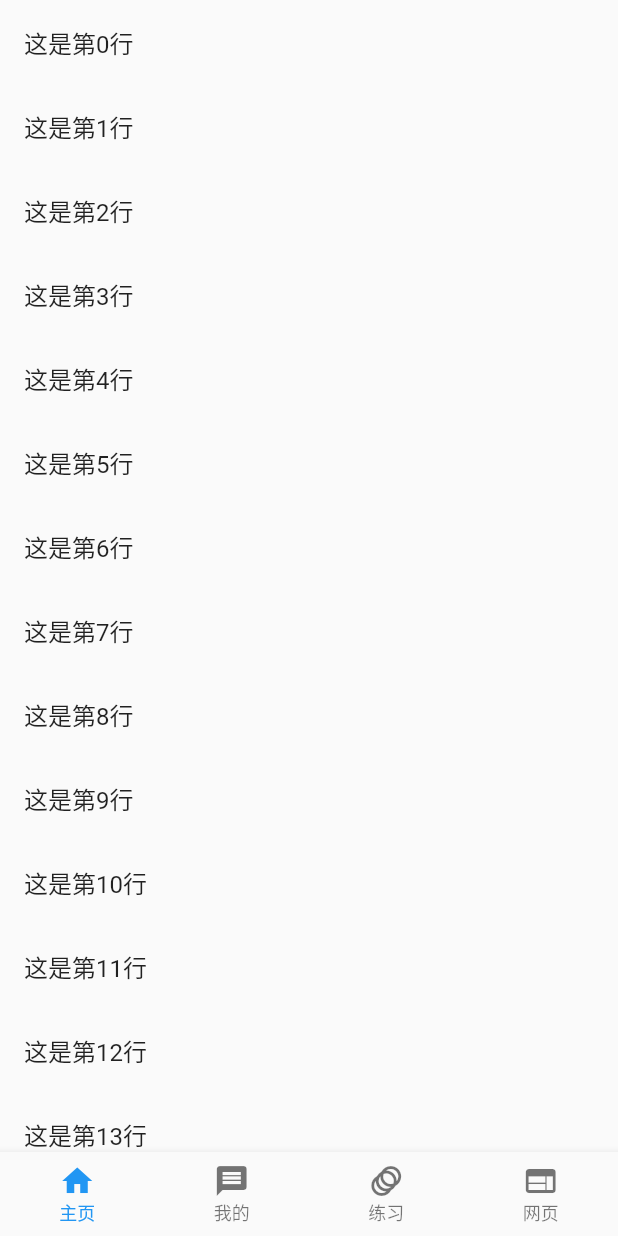
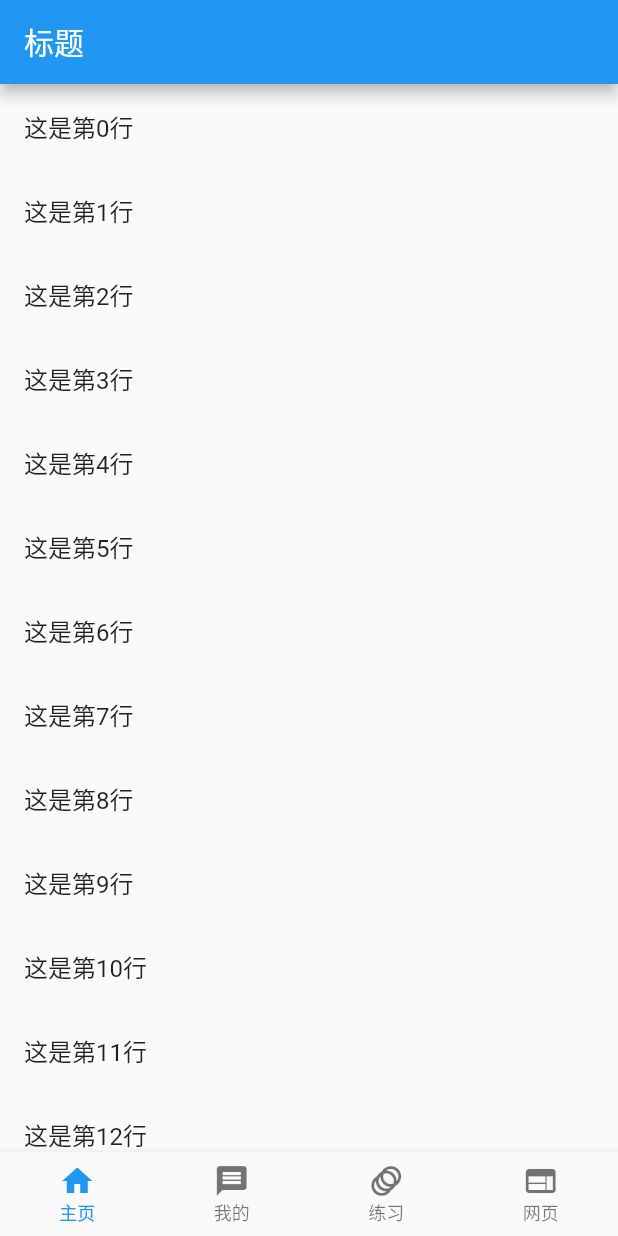
Before and after one commit to LqDeveloper/flutter_utils, a Flutter app: the screen it shows after launch, on a phone screen of 412 x 824 dp. Run offline on Flutter 3.47's test engine with Material 2 defaults, Android fonts, the light colour scheme and no system bars; our stand-ins replace device_info_plus, package_info_plus, shared_preferences, webview_flutter.

Commit message:
modify BottomNavPage

```diff
--- a/example/lib/main.dart
+++ b/example/lib/main.dart
@@ -1,5 +1,6 @@
 import 'package:flutter/material.dart';
 import 'package:lq_common_utils/common_utils.dart';
+
 void main() {
   runApp(const MyApp());
 }
@@ -23,6 +24,9 @@ class Home extends StatelessWidget {
   @override
   Widget build(BuildContext context) {
     return BottomNavPage(
+      appBar: AppBar(
+        title: const Text("标题"),
+      ),
       tabs: const [
         TabItem(icon: Icon(Icons.home), label: "主页"),
         TabItem(icon: Icon(Icons.message), label: "我的"),
@@ -93,10 +97,12 @@ class PageFour extends StatelessWidget {
 
   @override
   Widget build(BuildContext context) {
-    return  Scaffold(
-      appBar: AppBar(title: const Text("WebView"),),
+    return Scaffold(
+      appBar: AppBar(
+        title: const Text("WebView"),
+      ),
       body: const AppWebView(
-        type:WebViewLoadType.htmlFile,
+        type: WebViewLoadType.htmlFile,
         value: "assets/index.html",
         // value: "https://www.baidu.com",
 //       value: """
@@ -109,9 +115,10 @@ class PageFour extends StatelessWidget {
 // </html>
 //       """,
       ),
-      floatingActionButton: FloatingActionButton(onPressed: ()async{
-
-      },child: const Icon(Icons.add),),
+      floatingActionButton: FloatingActionButton(
+        onPressed: () async {},
+        child: const Icon(Icons.add),
+      ),
     );
   }
 }
--- a/lib/widgets/bottom_nav_page.dart
+++ b/lib/widgets/bottom_nav_page.dart
@@ -2,11 +2,17 @@ import 'package:flutter/material.dart';
 import 'bottom_nav_bar.dart';
 
 class BottomNavPage extends StatefulWidget {
-  final List<TabItem> tabs;
-  final BottomNavigationBarThemeData themeData;
   final int currentIndex;
   final ValueChanged<int>? onTap;
+  final BottomNavigationBarThemeData themeData;
+
+  final PreferredSizeWidget? appBar;
   final List<Widget> pages;
+  final List<TabItem> tabs;
+  final Widget? floatingActionButton;
+  final FloatingActionButtonLocation? floatingActionButtonLocation;
+  final Widget? drawer;
+  final DrawerCallback? onDrawerChanged;
 
   const BottomNavPage(
       {Key? key,
@@ -14,6 +20,11 @@ class BottomNavPage extends StatefulWidget {
       required this.pages,
       int index = 0,
       this.onTap,
+      this.appBar,
+      this.floatingActionButton,
+      this.floatingActionButtonLocation,
+      this.drawer,
+      this.onDrawerChanged,
       BottomNavigationBarThemeData? data})
       : assert(tabs.length == pages.length),
         assert(tabs.length >= 2 && pages.length >= 2),
@@ -62,6 +73,7 @@ class BottomNavPageState extends State<BottomNavPage> {
   @override
   Widget build(BuildContext context) {
     return Scaffold(
+      appBar: widget.appBar,
       body: PageView.builder(
         itemBuilder: (cxt, index) => widget.pages[index],
         controller: _pageController,
@@ -73,7 +85,12 @@ class BottomNavPageState extends State<BottomNavPage> {
         tabs: widget.tabs,
         data: widget.themeData,
         onTap: jumpToPage,
-        ));
+      ),
+      floatingActionButton: widget.floatingActionButton,
+      floatingActionButtonLocation: widget.floatingActionButtonLocation,
+      drawer: widget.drawer,
+      onDrawerChanged: widget.onDrawerChanged,
+    );
   }
 
   void jumpToPage(int index) {
--- a/pubspec.yaml
+++ b/pubspec.yaml
@@ -1,6 +1,6 @@
 name: lq_common_utils
 description: common tools of flutter.Contain commonly used tool classes and extensions.
-version: 0.0.6
+version: 0.0.7
 homepage: https://github.com/LqDeveloper/flutter_utils
 
 environment:
```
Also changed, not shown: 1 other file. Lines whose indentation alone changed are shown as unchanged.
